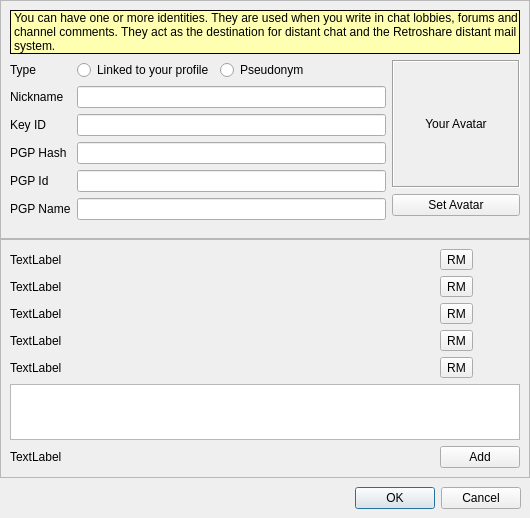
RetroShare/RetroShare, file retroshare-gui/src/gui/Identity/IdEditDialog.ui: the form before one commit.
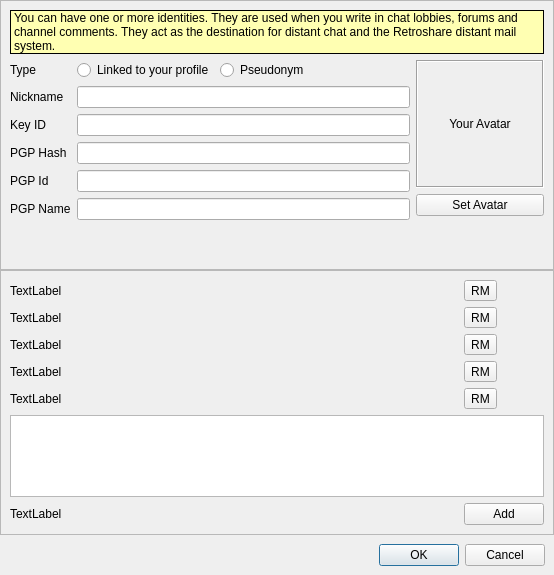
The form after the commit. Icons and pictures are not drawn. Custom widgets are drawn as their Qt base class.

Patch:
```diff
--- a/retroshare-gui/src/gui/Identity/IdEditDialog.ui
+++ b/retroshare-gui/src/gui/Identity/IdEditDialog.ui
@@ -6,8 +6,8 @@
    <rect>
     <x>0</x>
     <y>0</y>
-    <width>530</width>
-    <height>518</height>
+    <width>554</width>
+    <height>575</height>
    </rect>
   </property>
   <property name="sizePolicy">
@@ -20,7 +20,7 @@
    <iconset resource="../images.qrc">
     <normaloff>:/images/identity/identities_32.png</normaloff>:/images/identity/identities_32.png</iconset>
   </property>
-  <layout class="QVBoxLayout" name="verticalLayout_3">
+  <layout class="QVBoxLayout">
    <property name="spacing">
     <number>0</number>
    </property>
@@ -464,8 +464,8 @@
     </widget>
    </item>
    <item>
-    <widget class="QFrame" name="frame">
-     <layout class="QHBoxLayout" name="horizontalLayout_2">
+    <widget class="QFrame" name="buttonFrame">
+     <layout class="QHBoxLayout" name="buttonFrameHLayout">
       <property name="spacing">
        <number>9</number>
       </property>
```
Left out of the diff: 44 changed lines with no effect on the pictures.
